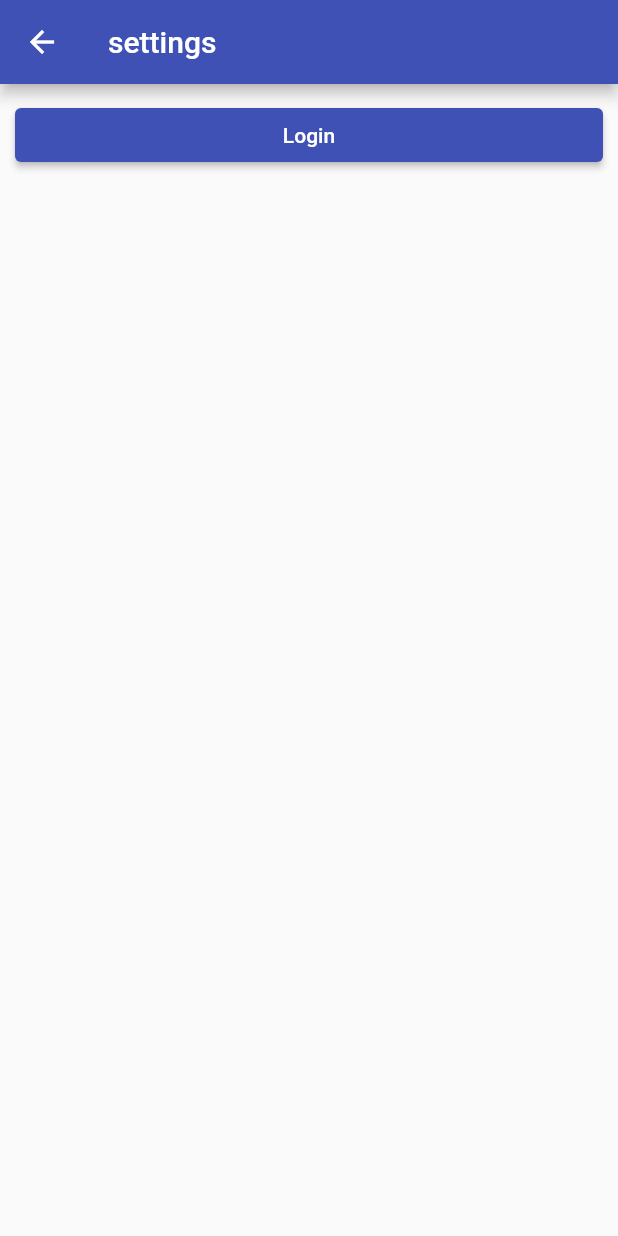
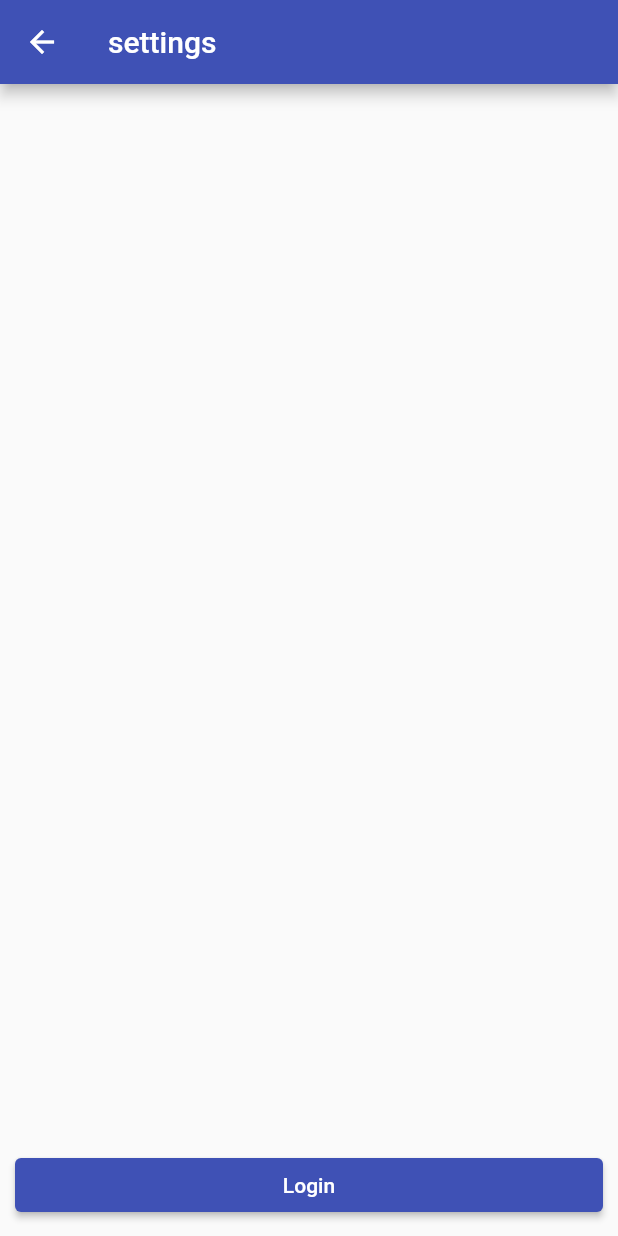
Before and after one commit to Exabby/savingKpt, a Flutter app: the settingskpt screen opened directly, on a phone screen of 412 x 824 dp. Run offline on Flutter 3.47's test engine with Material 2 defaults, Android fonts, the light colour scheme and no system bars.

Commit message:
Update settings.dart

```diff
--- a/lib/settings.dart
+++ b/lib/settings.dart
@@ -15,7 +15,12 @@ class _settingskptState extends State<settingskpt> {
         appBar: AppBar(
           title: const Text("settings"),
         ),
-      body: Padding(
+        body: Column(
+          crossAxisAlignment: CrossAxisAlignment.center,
+          mainAxisSize: MainAxisSize.max,
+          mainAxisAlignment: MainAxisAlignment.end,
+          children: <Widget>[
+            Padding(
               padding: const EdgeInsets.all(10.0),
               child: Row(
                 children: <Widget>[
@@ -24,7 +29,8 @@ class _settingskptState extends State<settingskpt> {
                           onPressed: () => doLogin(), child: Text('Login'))),
                 ],
               ),
-      ),
-    );
+            ), //your elements here
+          ],
+        ));
   }
 }
```
Lines whose indentation alone changed are shown as unchanged.
